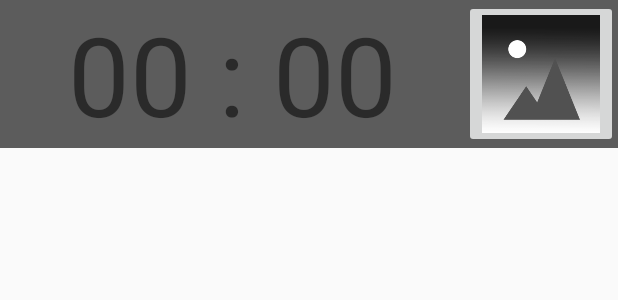
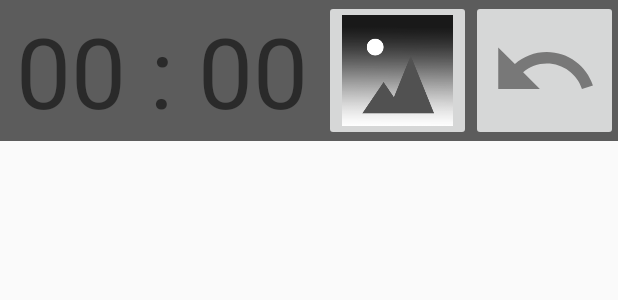
Before and after one commit to GoIany/Pizzle, an Android app: the layout ingame_menu.xml on its own in the app's theme, with its tools: preview values and no code run, on a phone screen of 412 x 824 dp. Shown: the top 300 px of the screen. Run offline under Robolectric (Android 15) with nearby library versions, the phone set to English and light mode, and no system bars.

Commit message:
add back button

```diff
--- a/app/build.gradle
+++ b/app/build.gradle
@@ -14,6 +14,7 @@ android {
         versionCode 2
         versionName "1.0.1"
         multiDexEnabled true
+        vectorDrawables.useSupportLibrary = true
 
         testInstrumentationRunner "androidx.test.runner.AndroidJUnitRunner"
     }
--- a/app/src/main/java/com/yjh/pizzle/InGameMenu.kt
+++ b/app/src/main/java/com/yjh/pizzle/InGameMenu.kt
@@ -5,6 +5,7 @@ import android.graphics.Canvas
 import android.os.Handler
 import android.os.Looper
 import android.util.AttributeSet
+import android.util.Log
 import android.view.Gravity
 import android.view.LayoutInflater
 import android.view.ViewGroup
@@ -54,6 +55,9 @@ class InGameMenu: LinearLayout {
             }
             numShowBtn.setImageResource(if (puzzleView[0]?.showNum == true) R.drawable.numbox_show_btn else R.drawable.numbox_not_btn)
         }
+        undoBtn.setOnClickListener {
+            (mContext as SlideGameActivity).finish()
+        }
         isNumAndInit = isNum
 
     }
--- a/app/src/main/java/com/yjh/pizzle/Record/RecordActivity.kt
+++ b/app/src/main/java/com/yjh/pizzle/Record/RecordActivity.kt
@@ -12,7 +12,6 @@ class RecordActivity : AppCompatActivity() {
 
     override fun onCreate(savedInstanceState: Bundle?) {
         super.onCreate(savedInstanceState)
-        Log.d("태그","Record")
         setContentView(R.layout.activity_record)
 
         db = RecordDatabase.getInstance(this)
@@ -23,5 +22,8 @@ class RecordActivity : AppCompatActivity() {
         var adapter = RcAdapter(recordList)
         recordRv.adapter = adapter
 
+        recordUndoBtn.setOnClickListener {
+            this.finish()
+        }
     }
 }
--- a/app/src/main/java/com/yjh/pizzle/SlideGameActivity.kt
+++ b/app/src/main/java/com/yjh/pizzle/SlideGameActivity.kt
@@ -31,6 +31,7 @@ class SlideGameActivity() : AppCompatActivity(){
     private var  selectedPicture : Bitmap? = null
     private lateinit var slicePicture : Array<PuzzlePiece?>
     lateinit var gameData: GameData
+
 
     override fun onCreate(savedInstanceState: Bundle?) {
         super.onCreate(savedInstanceState)
--- /dev/null
+++ b/app/src/main/res/drawable/ic_ingamemenu_undo.xml
@@ -0,0 +1,5 @@
+<vector android:autoMirrored="true" android:height="24dp"
+    android:tint="#787878" android:viewportHeight="24"
+    android:viewportWidth="24" android:width="24dp" xmlns:android="http://schemas.android.com/apk/res/android">
+    <path android:fillColor="@android:color/white" android:pathData="M12.5,8c-2.65,0 -5.05,0.99 -6.9,2.6L2,7v9h9l-3.62,-3.62c1.39,-1.16 3.16,-1.88 5.12,-1.88 3.54,0 6.55,2.31 7.6,5.5l2.37,-0.78C21.08,11.03 17.15,8 12.5,8z"/>
+</vector>
--- a/app/src/main/res/layout/activity_slide_game.xml
+++ b/app/src/main/res/layout/activity_slide_game.xml
@@ -25,10 +25,12 @@
 
     </com.yjh.pizzle.SlidePuzzleLayout>
 
+    <!--"app:layout_constraintBottom_toBottomOf="parent"-->
+
     <com.google.android.gms.ads.AdView
         android:id="@+id/adVerticalGameView"
         android:layout_width="match_parent"
-        android:layout_height="wrap_content"
+        android:layout_height="0dp"
         android:background="@color/colorPrimaryDark"
         app:adSize="BANNER"
         app:adUnitId="ca-app-pub-3940256099942544/6300978111"
--- a/app/src/main/res/layout/ingame_menu.xml
+++ b/app/src/main/res/layout/ingame_menu.xml
@@ -5,23 +5,38 @@
     android:layout_height="wrap_content"
     android:background="@color/colorPrimaryDark"
     android:gravity="center_vertical"
+    android:orientation="horizontal"
     android:visibility="visible">
 
     <TextView
         android:id="@+id/timerTv"
-        android:layout_width="match_parent"
+        android:layout_width="0dp"
         android:layout_height="match_parent"
-        android:layout_weight="1"
-        android:gravity="center_horizontal"
+        android:layout_marginStart="10dp"
+        android:layout_marginLeft="10dp"
+        android:layout_marginEnd="10dp"
+        android:layout_marginRight="10dp"
+        android:layout_weight="2"
+        android:gravity="center"
         android:text="00 : 00"
         app:autoSizeTextType="uniform" />
 
     <ImageButton
         android:id="@+id/numShowBtn"
-        android:layout_width="match_parent"
+        android:layout_width="0dp"
         android:layout_height="wrap_content"
-        android:layout_weight="3"
+        android:layout_weight="1"
         android:adjustViewBounds="true"
         android:scaleType="fitCenter"
         android:src="@drawable/numbox_not_btn" />
+
+    <ImageButton
+        android:id="@+id/undoBtn"
+        android:layout_width="0dp"
+        android:layout_height="match_parent"
+        android:layout_weight="1"
+        android:scaleType="fitCenter"
+        app:srcCompat="@drawable/ic_ingamemenu_undo" />
+
+
 </LinearLayout>
```
Also changed, not shown: app/src/main/java/com/yjh/pizzle/SlidePuzzleLayout.kt (+35 -3 lines), app/src/main/res/layout/activity_record.xml (+11 -1 lines), 1 other file.
